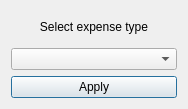
Above: NETB380_ExpenseManager/ep_expenestype_customfilter.ui from satanasov/NETB380 before the change. Below: the same form after it.
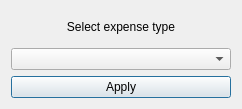
That is the form after the change. Icons and pictures are not drawn.

```diff
--- a/NETB380_ExpenseManager/ep_expenestype_customfilter.ui
+++ b/NETB380_ExpenseManager/ep_expenestype_customfilter.ui
@@ -6,7 +6,7 @@
    <rect>
     <x>0</x>
     <y>0</y>
-    <width>188</width>
+    <width>242</width>
     <height>109</height>
    </rect>
   </property>
```
Left out of the diff: 10 changed lines with no effect on the pictures.
